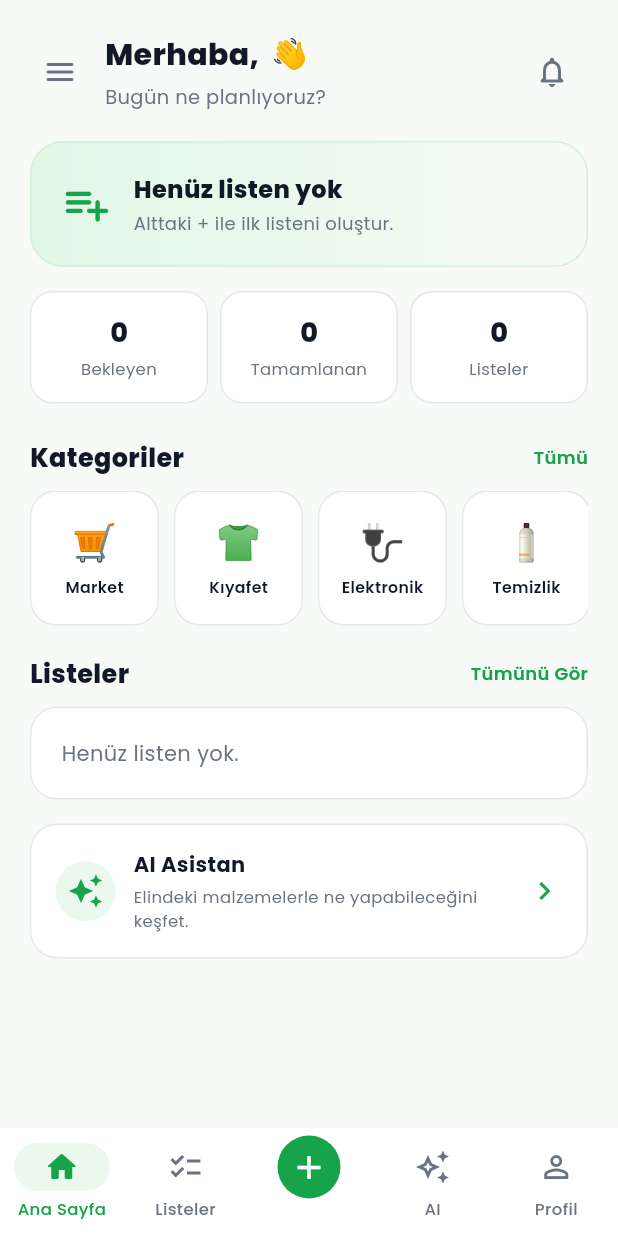
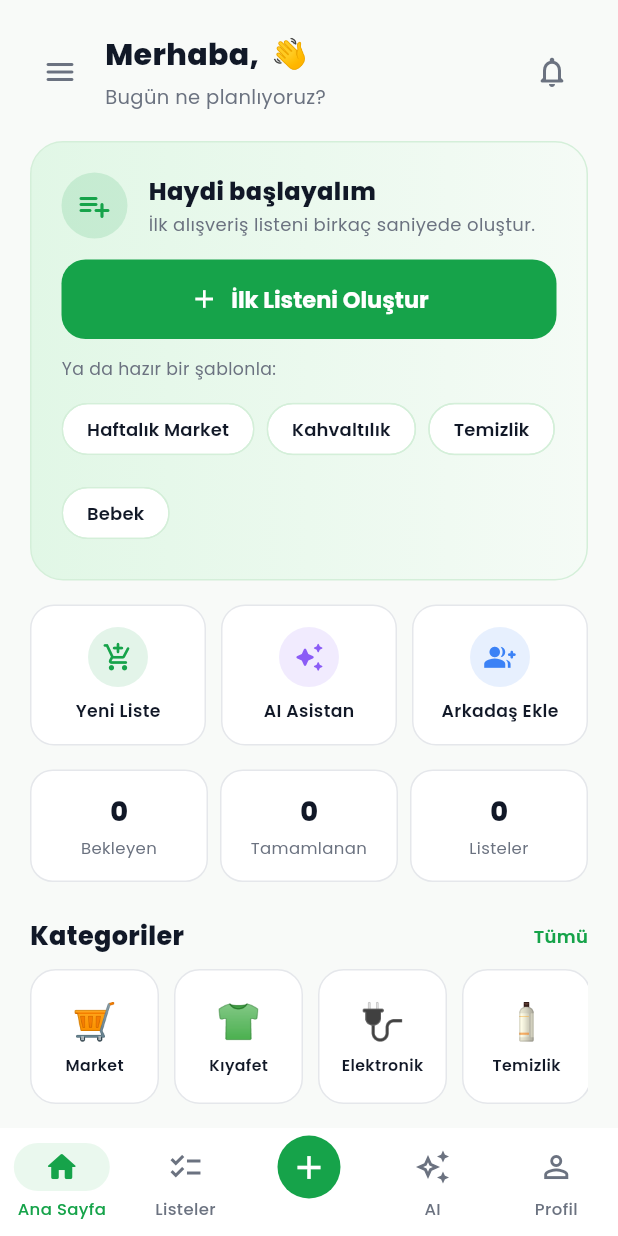
Before and after one commit to EmirHaksever/flutterproje, a Flutter app: the screen it shows once a user with an empty profile is signed in, on a phone screen of 412 x 824 dp. Run offline on Flutter 3.47's test engine with Material 3 defaults, Android fonts, the phone set to English and light mode, and no system bars; our stand-ins replace connectivity_plus, firebase_core, firebase_messaging, fl_chart, flutter_dotenv, flutter_local_notifications and 4 more; accounts and stored records are empty; network calls fail.

Commit message:
home: hizli eylemler bandi + davetkar bos-liste karti (sablon cipleri)

```diff
--- a/lib/screens/create_list.dart
+++ b/lib/screens/create_list.dart
@@ -10,12 +10,17 @@ import '../widgets/ui_kit.dart';
 
 class CreateListPage extends StatefulWidget {
   final String? initialFilterCategory;
+
+  /// Ana sayfadaki şablon çiplerinden gelince, açılışta uygulanacak şablon adı
+  /// (`_templates` anahtarlarından biri). Null ise boş liste ekranı açılır.
+  final String? initialTemplate;
   final List<Map<String, dynamic>> availableCategories;
   final MaterialColor customPrimarySwatch;
 
   const CreateListPage({
     super.key,
     this.initialFilterCategory,
+    this.initialTemplate,
     required this.availableCategories,
     required this.customPrimarySwatch,
   });
@@ -53,6 +58,12 @@ class _CreateListPageState extends State<CreateListPage> {
         widget.initialFilterCategory!.isNotEmpty) {
       // Bir kategoriden gelindiyse ilk ürün o kategoride başlasın diye sakla.
       _pendingCategory = widget.initialFilterCategory;
+    }
+    final tpl = widget.initialTemplate;
+    if (tpl != null && _templates.containsKey(tpl)) {
+      // initState içinde setState yasak → ilk kare çizildikten sonra uygula.
+      WidgetsBinding.instance
+          .addPostFrameCallback((_) => _applyTemplate(tpl));
     }
   }
 
--- a/lib/screens/home.dart
+++ b/lib/screens/home.dart
@@ -5,6 +5,8 @@ import 'dart:async';
 import 'category_detail_page.dart';
 import 'notifications_screen.dart';
 import 'my_lists.dart';
+import 'create_list.dart';
+import 'friends_screen.dart';
 import '../constants/categories.dart';
 import '../widgets/ui_kit.dart';
 import '../theme/app_theme.dart';
@@ -268,6 +270,27 @@ class _HomePageState extends State<HomePage> {
     );
   }
 
+  /// Boş liste (ya da şablon adı verilirse o şablonla dolu) oluşturma ekranı.
+  void _createList({String? template}) {
+    Navigator.push(
+      context,
+      MaterialPageRoute(
+        builder: (_) => CreateListPage(
+          availableCategories: _allAvailableCategories,
+          customPrimarySwatch: widget.customPrimarySwatch,
+          initialTemplate: template,
+        ),
+      ),
+    );
+  }
+
+  void _openFriends() {
+    Navigator.push(
+      context,
+      MaterialPageRoute(builder: (_) => const FriendsScreen()),
+    );
+  }
+
   void _showCategoryManagementSheet() {
     final userId = supabase.auth.currentUser?.id;
     if (userId == null) return;
@@ -376,6 +399,8 @@ class _HomePageState extends State<HomePage> {
                 _activeListHero(scheme, _activeList!)
               else
                 _emptyHero(scheme),
+              const SizedBox(height: 16),
+              _quickActions(scheme),
               const SizedBox(height: 16),
               _statRow(scheme),
               const SizedBox(height: 24),
@@ -497,6 +522,7 @@ class _HomePageState extends State<HomePage> {
   }
 
   Widget _emptyHero(ColorScheme scheme) {
+    const templates = ['Haftalık Market', 'Kahvaltılık', 'Temizlik', 'Bebek'];
     return Container(
       padding: const EdgeInsets.all(20),
       decoration: BoxDecoration(
@@ -506,19 +532,31 @@ class _HomePageState extends State<HomePage> {
         borderRadius: BorderRadius.circular(22),
         border: Border.all(color: const Color(0xFFD4EFD9)),
       ),
-      child: Row(
+      child: Column(
+        crossAxisAlignment: CrossAxisAlignment.start,
         children: [
-          Icon(Icons.playlist_add_rounded, color: scheme.primary, size: 34),
+          Row(
+            children: [
+              Container(
+                width: 44,
+                height: 44,
+                decoration: BoxDecoration(
+                  color: scheme.primary.withValues(alpha: 0.14),
+                  shape: BoxShape.circle,
+                ),
+                child: Icon(Icons.playlist_add_rounded,
+                    color: scheme.primary, size: 24),
+              ),
               const SizedBox(width: 14),
               Expanded(
                 child: Column(
                   crossAxisAlignment: CrossAxisAlignment.start,
                   children: [
-                const Text('Henüz listen yok',
+                    const Text('Haydi başlayalım',
                         style: TextStyle(
                             fontSize: 16, fontWeight: FontWeight.w800)),
                     const SizedBox(height: 2),
-                Text('Alttaki + ile ilk listeni oluştur.',
+                    Text('İlk alışveriş listeni birkaç saniyede oluştur.',
                         style: TextStyle(
                             fontSize: 12, color: scheme.onSurfaceVariant)),
                   ],
@@ -526,6 +564,88 @@ class _HomePageState extends State<HomePage> {
               ),
             ],
           ),
+          const SizedBox(height: 14),
+          SizedBox(
+            width: double.infinity,
+            child: FilledButton.icon(
+              onPressed: () => _createList(),
+              icon: const Icon(Icons.add, size: 20),
+              label: const Text('İlk Listeni Oluştur'),
+            ),
+          ),
+          const SizedBox(height: 12),
+          Text('Ya da hazır bir şablonla:',
+              style:
+                  TextStyle(fontSize: 11.5, color: scheme.onSurfaceVariant)),
+          const SizedBox(height: 8),
+          Wrap(
+            spacing: 8,
+            runSpacing: 8,
+            children: [
+              for (final t in templates)
+                ActionChip(
+                  label: Text(t),
+                  labelStyle: const TextStyle(
+                      fontSize: 12, fontWeight: FontWeight.w600),
+                  backgroundColor: Colors.white,
+                  side: const BorderSide(color: Color(0xFFD4EFD9)),
+                  onPressed: () => _createList(template: t),
+                ),
+            ],
+          ),
+        ],
+      ),
+    );
+  }
+
+  Widget _quickActions(ColorScheme scheme) {
+    Widget tile(
+        IconData icon, String label, Color color, VoidCallback onTap) {
+      return Expanded(
+        child: GestureDetector(
+          onTap: onTap,
+          child: Container(
+            padding: const EdgeInsets.symmetric(vertical: 14),
+            decoration: BoxDecoration(
+              color: scheme.surface,
+              borderRadius: BorderRadius.circular(16),
+              border: Border.all(color: scheme.outlineVariant),
+            ),
+            child: Column(
+              children: [
+                Container(
+                  width: 40,
+                  height: 40,
+                  decoration: BoxDecoration(
+                    color: color.withValues(alpha: 0.12),
+                    shape: BoxShape.circle,
+                  ),
+                  child: Icon(icon, color: color, size: 21),
+                ),
+                const SizedBox(height: 8),
+                Text(label,
+                    style: TextStyle(
+                        fontSize: 11.5,
+                        fontWeight: FontWeight.w600,
+                        color: scheme.onSurface)),
+              ],
+            ),
+          ),
+        ),
+      );
+    }
+
+    return Row(
+      children: [
+        tile(Icons.add_shopping_cart_rounded, 'Yeni Liste', scheme.primary,
+            () => _createList()),
+        const SizedBox(width: 10),
+        tile(Icons.auto_awesome_rounded, 'AI Asistan',
+            const Color(0xFF8B5CF6), () => Navigator.pushNamed(context, '/aiChat')),
+        const SizedBox(width: 10),
+        tile(Icons.group_add_rounded, 'Arkadaş Ekle', const Color(0xFF3B82F6),
+            _openFriends),
+      ],
     );
   }
 
```
Lines whose indentation alone changed are shown as unchanged.
